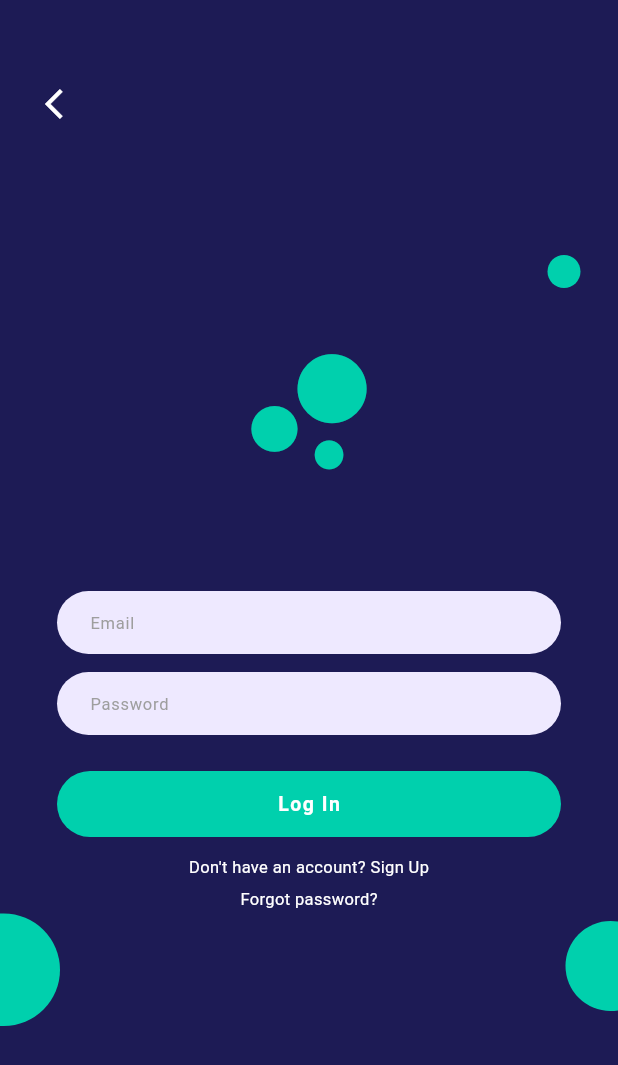
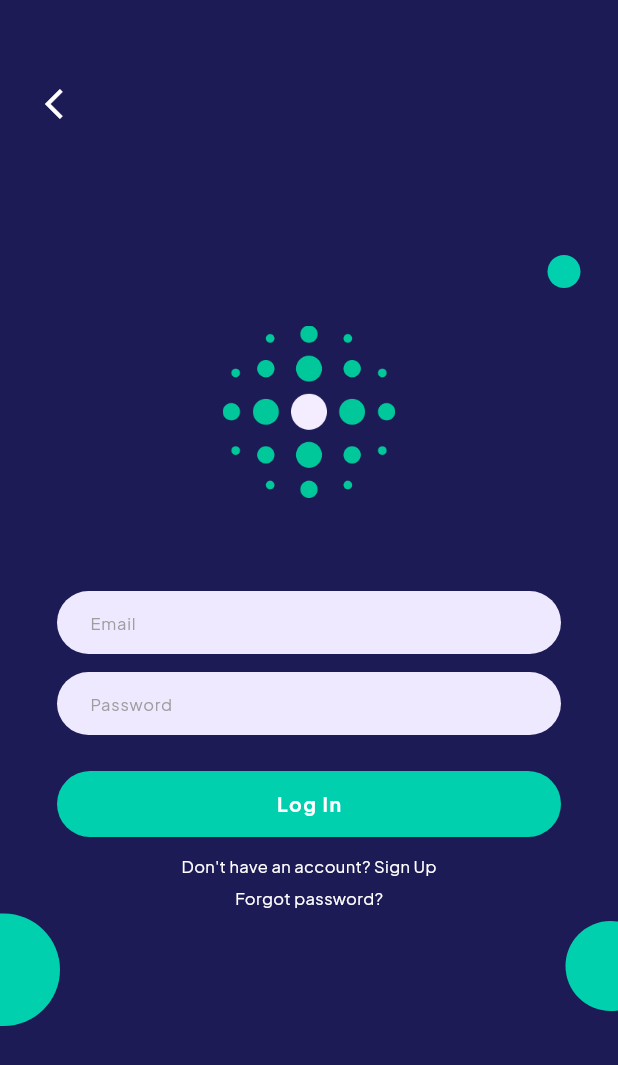
Before and after one commit to fatennuraina02-sudo/ocufy, a Flutter app: the screen it shows after launch, after a tap on "Login", on a phone screen of 412 x 824 dp. Shown: the top 1065 px of the screen. Run offline on Flutter 3.47's test engine with Material 3 defaults, Android fonts, the phone set to English and light mode, and no system bars; our stand-ins replace flutter_animate; Roboto replaces fonts that are missing (Arial).

Commit message:
done ham

```diff
--- a/lib/main.dart
+++ b/lib/main.dart
@@ -1,6 +1,7 @@
 import 'dart:async';
 import 'dart:math' as math;
 import 'package:flutter/material.dart';
+import 'splash_screen.dart';
 
 void main() => runApp(const PomodoroApp());
 
@@ -42,9 +43,13 @@ class PomodoroApp extends StatelessWidget {
       debugShowCheckedModeBanner: false,
       title: 'Ocufy Pomodoro',
       theme: ThemeData(
-        fontFamily: 'Arial',
-      ),
-      home: const LoginStartPage(),
+        fontFamily: 'Plus Jakarta Sans',
+      ),
+      initialRoute: '/',
+      routes: {
+        '/': (context) => const SplashScreen(),
+        '/login': (context) => const LoginStartPage(),
+      },
     );
   }
 }
@@ -3434,10 +3439,10 @@ class AppLogo extends StatelessWidget {
 
   @override
   Widget build(BuildContext context) {
-    return Icon(
-      Icons.bubble_chart,
-      color: accent,
-      size: size,
-    );
-  }
-}
+    return Image.asset(
+      'images/logo.png',
+      width: size,
+      height: size,
+    );
+  }
+}
--- /dev/null
+++ b/lib/splash_screen.dart
@@ -0,0 +1,111 @@
+import 'package:flutter/material.dart';
+import 'package:flutter_animate/flutter_animate.dart';
+import 'theme.dart';
+
+class SplashScreen extends StatefulWidget {
+  const SplashScreen({super.key});
+
+  @override
+  State<SplashScreen> createState() => _SplashScreenState();
+}
+
+class _SplashScreenState extends State<SplashScreen> {
+  @override
+  void initState() {
+    super.initState();
+    Future.delayed(const Duration(seconds: 5), () {
+      if (mounted) {
+        Navigator.pushReplacementNamed(context, '/login');
+      }
+    });
+  }
+
+  @override
+  Widget build(BuildContext context) {
+    return Scaffold(
+      backgroundColor: AppColors.primaryDark,
+      body: Stack(
+        alignment: Alignment.center,
+        children: [
+          // 4 Circles merging into one
+          ...List.generate(4, (index) {
+            final double beginX = (index % 2 == 0) ? -200 : 200;
+            final double beginY = (index < 2) ? -200 : 200;
+            return Center(
+              child: Container(
+                width: 80,
+                height: 80,
+                decoration: BoxDecoration(
+                  color: AppColors.primaryLight.withOpacity(0.6),
+                  shape: BoxShape.circle,
+                ),
+              )
+                  .animate()
+                  .move(
+                begin: Offset(beginX, beginY),
+                end: Offset.zero,
+                duration: 1200.ms,
+                curve: Curves.elasticOut,
+              )
+                  .scale(
+                begin: const Offset(0.5, 0.5),
+                end: const Offset(1.5, 1.5),
+                duration: 1200.ms,
+              ),
+            );
+          }),
+
+          // The circle turning white
+          Center(
+            child: Container(
+              width: 120,
+              height: 120,
+              decoration: const BoxDecoration(
+                color: Colors.white,
+                shape: BoxShape.circle,
+              ),
+            )
+                .animate(delay: 1200.ms)
+                .fadeIn(duration: 300.ms)
+                .scale(
+              begin: const Offset(1, 1),
+              end: const Offset(10, 10),
+              duration: 800.ms,
+              curve: Curves.easeInOutQuart,
+            ),
+          ),
+
+          // Logo and Slogan
+          Center(
+            child: Column(
+              mainAxisSize: MainAxisSize.min,
+              children: [
+                Image.asset(
+                  'images/logo.png',
+                  width: 180,
+                  errorBuilder: (context, error, stackTrace) => const Icon(Icons.timer, size: 120, color: AppColors.primaryDark),
+                )
+                    .animate(delay: 2000.ms)
+                    .fadeIn(duration: 600.ms)
+                    .scale(begin: const Offset(0.5, 0.5), end: const Offset(1, 1)),
+                const SizedBox(height: 20),
+                const Text(
+                  'ready to target your focus',
+                  style: TextStyle(
+                    color: AppColors.primaryDark,
+                    fontSize: 18,
+                    fontWeight: FontWeight.bold,
+                    letterSpacing: 1.2,
+                  ),
+                )
+                    .animate(delay: 2400.ms)
+                    .fadeIn(duration: 600.ms)
+                    .slideY(begin: 0.5, end: 0),
+              ],
+            ),
+          ),
+        ],
+      ),
+    );
+  }
+}
--- /dev/null
+++ b/lib/theme.dart
@@ -0,0 +1,6 @@
+import 'package:flutter/material.dart';
+
+class AppColors {
+  static const Color primaryDark = Color(0xff1d1b55);
+  static const Color primaryLight = Color(0xff00d0ad);
+}
```
Also changed, not shown: pubspec.yaml (+10 -3 lines), Font/PlusJakartaSans-Italic-VariableFont_wght.ttf (added), Font/PlusJakartaSans-VariableFont_wght.ttf (added), images/logo.png (added), pubspec.lock, 5 other files.
